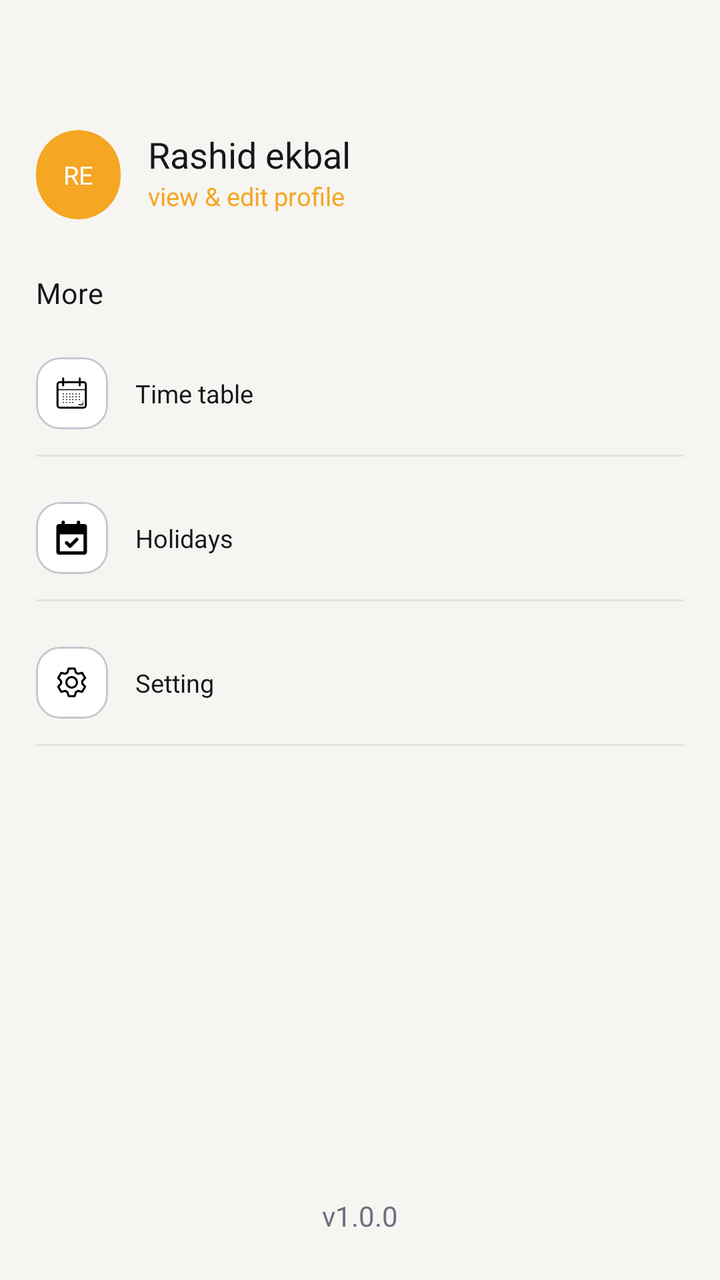
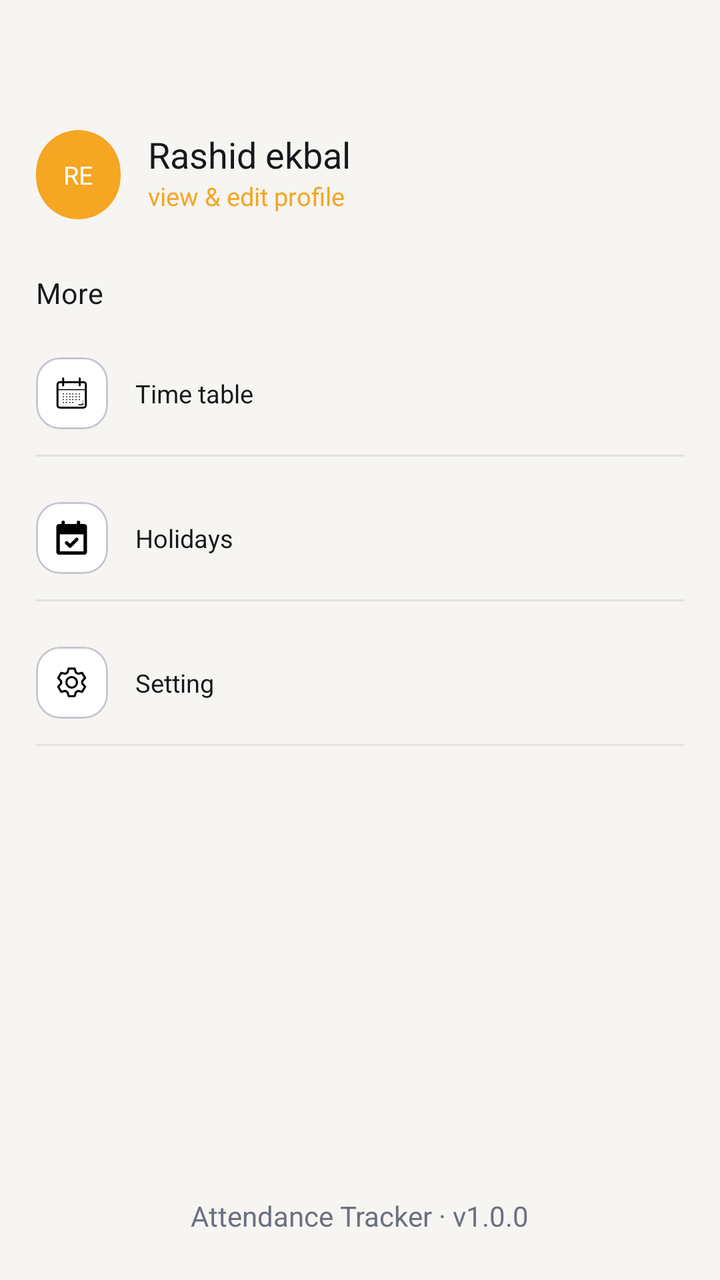

Screens rendered from an Android XML layout before and after an edit, with the pre-edit source and the edit as a unified diff.
<!-- AndroidManifest.xml: application theme Theme.AttendCollegeAttendanceTracker -->
<!-- res/layout/fragment_side_bar.xml -->
<?xml version="1.0" encoding="utf-8"?>
<androidx.constraintlayout.widget.ConstraintLayout xmlns:android="http://schemas.android.com/apk/res/android"
    xmlns:tools="http://schemas.android.com/tools"
    android:layout_width="match_parent"
    android:layout_height="match_parent"
    xmlns:app="http://schemas.android.com/apk/res-auto"
    android:background="@color/bg"
    tools:context=".screens.home.pages.sidebar.SideBarFragment"
    android:paddingHorizontal="@dimen/dp_20"
    android:orientation="vertical">
    <LinearLayout
        android:layout_width="match_parent"
        android:layout_height="wrap_content"
        android:orientation="vertical"
        app:layout_constraintTop_toTopOf="parent"
        app:layout_constraintEnd_toEndOf="parent"
        app:layout_constraintStart_toStartOf="parent">
        <LinearLayout
            android:id="@+id/profile_btn"
            android:layout_width="match_parent"
            android:layout_height="wrap_content"
            android:orientation="horizontal"
            android:layout_marginTop="65dp"

            android:paddingBottom="@dimen/dp_20">

            <com.google.android.material.card.MaterialCardView
                android:layout_width="wrap_content"
                android:layout_height="wrap_content"
                app:cardCornerRadius="@dimen/dp_50"
                app:strokeWidth="0dp"
                app:cardBackgroundColor="@color/accent"
                app:layout_constraintEnd_toEndOf="parent"
                app:layout_constraintTop_toTopOf="parent"
                app:layout_constraintBottom_toBottomOf="parent"

                >

                <androidx.appcompat.widget.AppCompatTextView
                    android:id="@+id/username_initials"
                    android:layout_width="wrap_content"
                    android:layout_height="wrap_content"
                    android:padding="@dimen/dp_15"
                    android:text="RE"
                    android:textColor="@color/all_white"
                    android:textSize="@dimen/sp_14" />

            </com.google.android.material.card.MaterialCardView>
            <LinearLayout
                android:layout_width="wrap_content"
                android:layout_height="wrap_content"
                android:orientation="vertical"
                android:layout_marginStart="@dimen/dp_15">
                <androidx.appcompat.widget.AppCompatTextView
                    android:id="@+id/userName"
                    android:layout_width="wrap_content"
                    android:layout_height="wrap_content"
                    android:textColor="@color/text"
                    android:textSize="@dimen/sp_20"
                    android:text="Rashid ekbal"/>
                <androidx.appcompat.widget.AppCompatTextView
                    android:id="@+id/viewProfile"
                    android:layout_width="wrap_content"
                    android:layout_height="wrap_content"
                    android:textColor="@color/accent"
                    android:textSize="@dimen/sp_14"
                    android:text="@string/view_amp_edit_profile"
                    />


            </LinearLayout>

        </LinearLayout>
        <androidx.appcompat.widget.AppCompatTextView
            android:layout_width="wrap_content"
            android:layout_height="wrap_content"
            android:text="More"
            android:textColor="@color/text"
            android:textSize="@dimen/sp_16"
            android:layout_marginVertical="@dimen/dp_10"/>
        <LinearLayout
            android:id="@+id/time_table_btn"
            android:layout_width="match_parent"
            android:layout_height="wrap_content"
            android:orientation="horizontal"
            android:gravity="center_vertical"
            android:background="@drawable/bottom_border"
            android:paddingVertical="@dimen/dp_15"
            android:layout_marginBottom="@dimen/dp_10">
            <com.google.android.material.card.MaterialCardView
                android:layout_width="@dimen/dp_40"
                android:layout_height="@dimen/dp_40"
                app:cardBackgroundColor="@color/surface"
                app:layout_constraintStart_toStartOf="parent"
                app:layout_constraintTop_toTopOf="parent"
                app:layout_constraintBottom_toBottomOf="parent">

                <androidx.appcompat.widget.AppCompatImageView
                    android:layout_width="@dimen/dp_35"
                    android:layout_height="@dimen/dp_35"
                    android:layout_gravity="center"
                    android:padding="@dimen/dp_8"
                    android:src="@drawable/time_table" />
            </com.google.android.material.card.MaterialCardView>
            <androidx.appcompat.widget.AppCompatTextView
                android:layout_width="wrap_content"
                android:layout_height="wrap_content"
                android:textSize="@dimen/sp_14"
                android:text="@string/time_table"
                android:textColor="@color/text"
                android:layout_marginStart="@dimen/dp_15"/>

        </LinearLayout>
        <LinearLayout
            android:id="@+id/holiday_btn"
            android:layout_width="match_parent"
            android:layout_height="wrap_content"
            android:orientation="horizontal"
            android:gravity="center_vertical"
            android:background="@drawable/bottom_border"
            android:paddingVertical="@dimen/dp_15"
            android:layout_marginBottom="@dimen/dp_10">
            <com.google.android.material.card.MaterialCardView
                android:layout_width="@dimen/dp_40"
                android:layout_height="@dimen/dp_40"
                app:cardBackgroundColor="@color/surface"
                app:layout_constraintStart_toStartOf="parent"
                app:layout_constraintTop_toTopOf="parent"
                app:layout_constraintBottom_toBottomOf="parent">

                <androidx.appcompat.widget.AppCompatImageView
                    android:layout_width="@dimen/dp_35"
                    android:layout_height="@dimen/dp_35"
                    android:layout_gravity="center"
                    android:padding="@dimen/dp_8"
                    android:src="@drawable/holiday" />
            </com.google.android.material.card.MaterialCardView>
            <androidx.appcompat.widget.AppCompatTextView
                android:layout_width="wrap_content"
                android:layout_height="wrap_content"
                android:textSize="@dimen/sp_14"
                android:text="@string/holidays"
                android:textColor="@color/text"
                android:layout_marginStart="@dimen/dp_15"/>

        </LinearLayout>
        <LinearLayout
            android:layout_width="match_parent"
            android:layout_height="wrap_content"
            android:orientation="horizontal"
            android:gravity="center_vertical"
            android:background="@drawable/bottom_border"
            android:paddingVertical="@dimen/dp_15"
            android:layout_marginBottom="@dimen/dp_10">
            <com.google.android.material.card.MaterialCardView
                android:id="@+id/sideBar_btn"
                android:layout_width="@dimen/dp_40"
                android:layout_height="@dimen/dp_40"
                app:cardBackgroundColor="@color/surface"
                app:layout_constraintStart_toStartOf="parent"
                app:layout_constraintTop_toTopOf="parent"
                app:layout_constraintBottom_toBottomOf="parent">

                <androidx.appcompat.widget.AppCompatImageView
                    android:layout_width="@dimen/dp_35"
                    android:layout_height="@dimen/dp_35"
                    android:layout_gravity="center"
                    android:padding="@dimen/dp_8"
                    android:src="@drawable/setting" />
            </com.google.android.material.card.MaterialCardView>
            <androidx.appcompat.widget.AppCompatTextView
                android:layout_width="wrap_content"
                android:layout_height="wrap_content"
                android:textSize="@dimen/sp_14"
                android:text="@string/setting"
                android:textColor="@color/text"
                android:layout_marginStart="@dimen/dp_15"/>

        </LinearLayout>
    </LinearLayout>


    <LinearLayout
        android:layout_width="match_parent"
        android:layout_height="wrap_content"
        android:orientation="vertical"
        app:layout_constraintBottom_toBottomOf="parent"
        app:layout_constraintEnd_toEndOf="parent"
        app:layout_constraintStart_toStartOf="parent"
        android:layout_marginBottom="@dimen/dp_25"
        android:gravity="center_horizontal">
        <androidx.appcompat.widget.AppCompatTextView
            android:layout_width="wrap_content"
            android:layout_height="wrap_content"
            android:text="v1.0.0"
            android:textColor="@color/text_dim"
            />
    </LinearLayout>

</androidx.constraintlayout.widget.ConstraintLayout>
<!-- resources referenced by this layout -->
<resources>
  <color name="accent">#F5A623</color>
  <color name="all_white">#FFFFFF</color>
  <color name="bg">#F6F5F2</color>
  <color name="surface">#FFFFFF</color>
  <color name="text">#17181B</color>
  <color name="text_dim">#6B7080</color>
  <dimen name="dp_10">10.00dp</dimen>
  <dimen name="dp_15">15.00dp</dimen>
  <dimen name="dp_20">20.00dp</dimen>
  <dimen name="dp_25">25.00dp</dimen>
  <dimen name="dp_35">35.00dp</dimen>
  <dimen name="dp_40">40.00dp</dimen>
  <dimen name="dp_50">50.00dp</dimen>
  <dimen name="dp_8">8.00dp</dimen>
  <dimen name="sp_14">14.00sp</dimen>
  <dimen name="sp_16">16.00sp</dimen>
  <dimen name="sp_20">20.00sp</dimen>
  <!-- drawable bottom_border (drawable) -->
  <?xml version="1.0" encoding="utf-8"?>
  <layer-list xmlns:android="http://schemas.android.com/apk/res/android">
      <item android:end="-8dp"
          android:top="-8dp"
          android:start="-8dp">
          <shape android:shape="rectangle">
              <stroke android:width="1dp" android:color="@color/border"/>
          </shape>
      </item>
  
  
  </layer-list>
  <!-- drawable holiday (drawable) -->
  <vector xmlns:android="http://schemas.android.com/apk/res/android" android:height="200dp" android:viewportHeight="20" android:viewportWidth="20" android:width="200dp">
        
      <path android:fillColor="@color/black" android:fillType="evenOdd" android:pathData="M15,2h2.5c0.8,0 1.5,0.7 1.5,1.5v15c0,0.8 -0.7,1.5 -1.5,1.5h-15c-0.8,0 -1.5,-0.7 -1.5,-1.5v-15C1,2.7 1.7,2 2.5,2L4,2L4,1a1,1 0,0 1,2 0v1h7L13,1a1,1 0,1 1,2 0v1zM17,18L3,18L3,8h14v10zM12.293,10.293L9,13.586l-1.293,-1.293A1.001,1.001 0,0 0,6 13a1,1 0,0 0,0.293 0.707l2,2a0.997,0.997 0,0 0,1.414 0l4,-4a1,1 0,0 0,-1.414 -1.414z"/>
      
  </vector>
  <!-- drawable setting (drawable) -->
  <vector xmlns:android="http://schemas.android.com/apk/res/android" android:height="200dp" android:viewportHeight="1024" android:viewportWidth="1024" android:width="200dp">
        
      <path android:fillColor="@color/black" android:pathData="M600.7,64a32,32 0,0 1,30.5 22.2l35.2,109.4c14.8,7.2 28.9,15.4 42.4,24.5l112.4,-24.2a32,32 0,0 1,34.4 15.4L944.3,364.8a32,32 0,0 1,-4 37.5l-77.1,85.1a357.1,357.1 0,0 1,0 49l77.1,85.2a32,32 0,0 1,4 37.5l-88.7,153.6a32,32 0,0 1,-34.4 15.3L708.8,803.9c-13.4,9.1 -27.6,17.3 -42.4,24.5l-35.3,109.4A32,32 0,0 1,600.7 960L423.3,960a32,32 0,0 1,-30.5 -22.2L357.7,828.5a351.6,351.6 0,0 1,-42.6 -24.6l-112.3,24.3a32,32 0,0 1,-34.4 -15.4L79.7,659.2a32,32 0,0 1,4 -37.5l77.1,-85.2a357.1,357.1 0,0 1,0 -48.9l-77.1,-85.2A32,32 0,0 1,79.7 364.8l88.7,-153.6a32,32 0,0 1,34.4 -15.3l112.3,24.3c13.6,-9.2 27.8,-17.4 42.6,-24.6l35.2,-109.3A32,32 0,0 1,423.2 64L600.6,64zM577.3,128L446.7,128l-36.4,113.1 -24.5,12a294.1,294.1 0,0 0,-34.8 20.1l-22.7,15.4 -116.2,-25.1 -65.3,113.2 79.7,88.2 -1.9,27.1a293.1,293.1 0,0 0,0 40.2l1.9,27.1 -79.8,88.2 65.3,113.2 116.2,-25 22.7,15.3a294.1,294.1 0,0 0,34.8 20.1l24.5,12L446.7,896h130.7l36.5,-113.2 24.4,-11.9a288.3,288.3 0,0 0,34.8 -20.1l22.6,-15.3 116.3,25 65.3,-113.2 -79.7,-88.2 1.9,-27.1a293.1,293.1 0,0 0,0 -40.3l-1.9,-27.1 79.8,-88.1 -65.3,-113.2 -116.3,25 -22.6,-15.2a287.6,287.6 0,0 0,-34.8 -20.1l-24.4,-11.9L577.3,128zM512,320a192,192 0,1 1,0 384,192 192,0 0,1 0,-384zM512,384a128,128 0,1 0,0 256,128 128,0 0,0 0,-256z"/>
      
  </vector>
  <!-- drawable time_table: vector/xml drawable (drawable, 5036 chars, omitted) -->
  <string name="holidays">Holidays</string>
  <string name="setting">Setting</string>
  <string name="time_table">Time table</string>
  <string name="view_amp_edit_profile">view &amp; edit profile</string>
  <style name="Theme.AttendCollegeAttendanceTracker" parent="Base.Theme.AttendCollegeAttendanceTracker" />
  <color name="border">#E4E2DC</color>
  <color name="black">#000000</color>
  <style name="Base.Theme.AttendCollegeAttendanceTracker" parent="Theme.Material3.DayNight.NoActionBar">
          
          
      </style>
</resources>

<!-- the commit's change to res/layout/fragment_side_bar.xml (unified diff, before → after) -->
@@ -7,6 +7,7 @@
     android:background="@color/bg"
     tools:context=".screens.home.pages.sidebar.SideBarFragment"
     android:paddingHorizontal="@dimen/dp_20"
+    android:clickable="false"
     android:orientation="vertical">
     <LinearLayout
         android:layout_width="match_parent"
@@ -145,12 +146,14 @@
 
         </LinearLayout>
         <LinearLayout
+            android:id="@+id/setting_btn"
             android:layout_width="match_parent"
             android:layout_height="wrap_content"
             android:orientation="horizontal"
             android:gravity="center_vertical"
             android:background="@drawable/bottom_border"
             android:paddingVertical="@dimen/dp_15"
+            android:clickable="true"
             android:layout_marginBottom="@dimen/dp_10">
             <com.google.android.material.card.MaterialCardView
                 android:id="@+id/sideBar_btn"
@@ -192,7 +195,7 @@
         <androidx.appcompat.widget.AppCompatTextView
             android:layout_width="wrap_content"
             android:layout_height="wrap_content"
-            android:text="v1.0.0"
+            android:text="Attendance Tracker · v1.0.0"
             android:textColor="@color/text_dim"
             />
     </LinearLayout>
